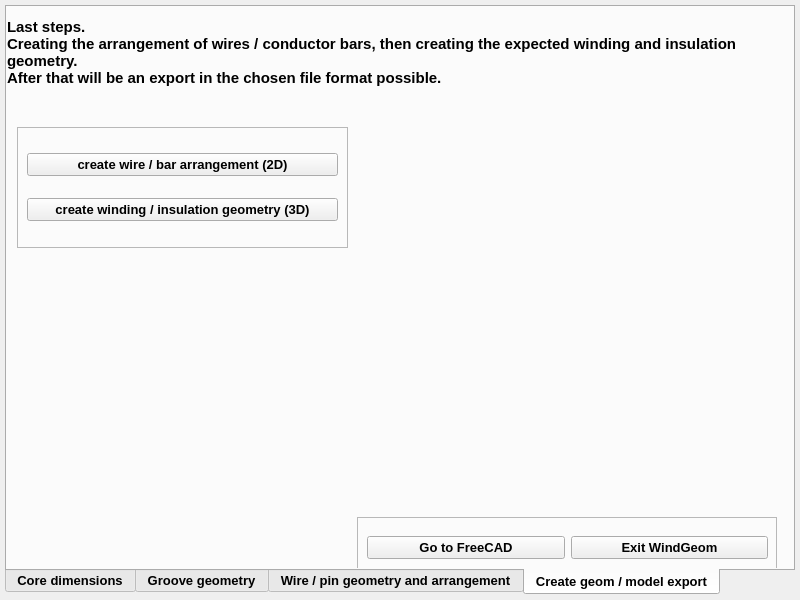
Qt form wg/MainDialog.ui (vlagyivosztok/FCMacro) before a commit.
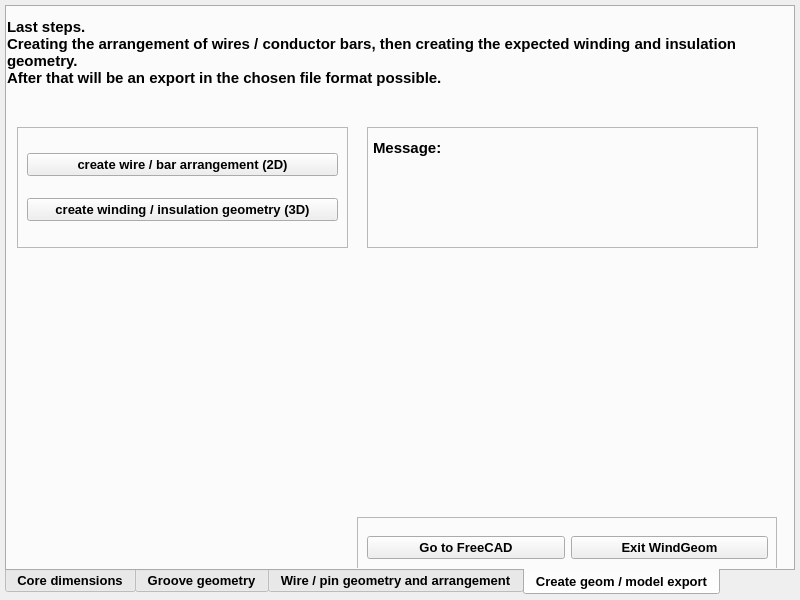
The same form after that commit. The open tabs and pages were chosen to show the change. Icons and pictures are not drawn.

What changed in the file:
```diff
--- a/wg/MainDialog.ui
+++ b/wg/MainDialog.ui
@@ -1604,6 +1604,47 @@
       <bool>true</bool>
      </property>
     </widget>
+    <widget class="QFrame" name="frame_11">
+     <property name="geometry">
+      <rect>
+       <x>360</x>
+       <y>120</y>
+       <width>391</width>
+       <height>121</height>
+      </rect>
+     </property>
+     <property name="frameShape">
+      <enum>QFrame::StyledPanel</enum>
+     </property>
+     <property name="frameShadow">
+      <enum>QFrame::Raised</enum>
+     </property>
+     <widget class="QLabel" name="L4_Message">
+      <property name="geometry">
+       <rect>
+        <x>6</x>
+        <y>12</y>
+        <width>371</width>
+        <height>101</height>
+       </rect>
+      </property>
+      <property name="font">
+       <font>
+        <pointsize>11</pointsize>
+        <weight>75</weight>
+        <italic>false</italic>
+        <bold>true</bold>
+        <kerning>true</kerning>
+       </font>
+      </property>
+      <property name="text">
+       <string>Message:</string>
+      </property>
+      <property name="alignment">
+       <set>Qt::AlignLeading|Qt::AlignLeft|Qt::AlignTop</set>
+      </property>
+     </widget>
+    </widget>
    </widget>
   </widget>
  </widget>
```
Left out of the diff: 31 changed lines with no effect on the pictures.
